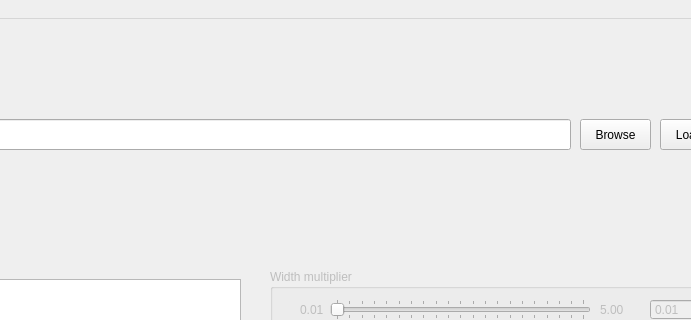
Above: Dynamix chart width control GUI/mainGUI.ui from AXIS5hacker/DNX-Note-Width-Changer before the change; both pictures show x 140 to 831 and y 0 to 320 of the 960 by 650 pixel window. Below: the same form after it.
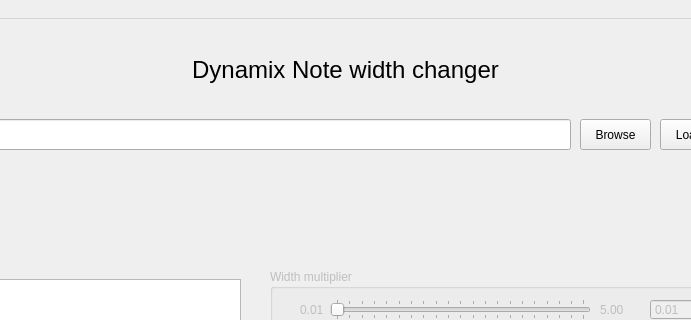
That is the form after the change. Icons and pictures are not drawn.

The edit to the form file:
```diff
--- a/Dynamix chart width control GUI/mainGUI.ui
+++ b/Dynamix chart width control GUI/mainGUI.ui
@@ -616,6 +616,64 @@
      <bool>true</bool>
     </property>
    </widget>
+   <widget class="QLabel" name="label_7">
+    <property name="geometry">
+     <rect>
+      <x>220</x>
+      <y>30</y>
+      <width>531</width>
+      <height>41</height>
+     </rect>
+    </property>
+    <property name="palette">
+     <palette>
+      <active>
+       <colorrole role="WindowText">
+        <brush brushstyle="SolidPattern">
+         <color alpha="255">
+          <red>25</red>
+          <green>33</green>
+          <blue>190</blue>
+         </color>
+        </brush>
+       </colorrole>
+      </active>
+      <inactive>
+       <colorrole role="WindowText">
+        <brush brushstyle="SolidPattern">
+         <color alpha="255">
+          <red>0</red>
+          <green>0</green>
+          <blue>0</blue>
+         </color>
+        </brush>
+       </colorrole>
+      </inactive>
+      <disabled>
+       <colorrole role="WindowText">
+        <brush brushstyle="SolidPattern">
+         <color alpha="255">
+          <red>112</red>
+          <green>110</green>
+          <blue>113</blue>
+         </color>
+        </brush>
+       </colorrole>
+      </disabled>
+     </palette>
+    </property>
+    <property name="font">
+     <font>
+      <pointsize>18</pointsize>
+     </font>
+    </property>
+    <property name="text">
+     <string>Dynamix Note width changer</string>
+    </property>
+    <property name="alignment">
+     <set>Qt::AlignCenter</set>
+    </property>
+   </widget>
   </widget>
   <widget class="QMenuBar" name="menubar">
    <property name="geometry">
```
Left out of the diff: 2 changed lines with no effect on the pictures.
